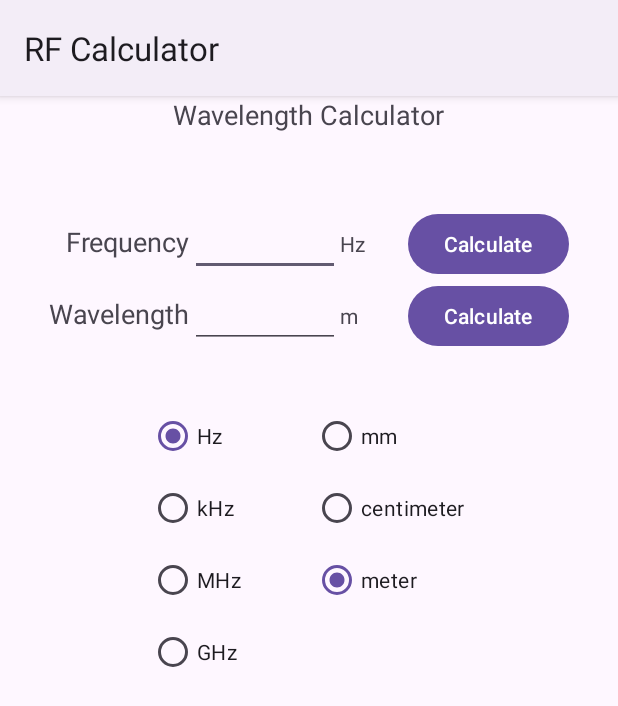
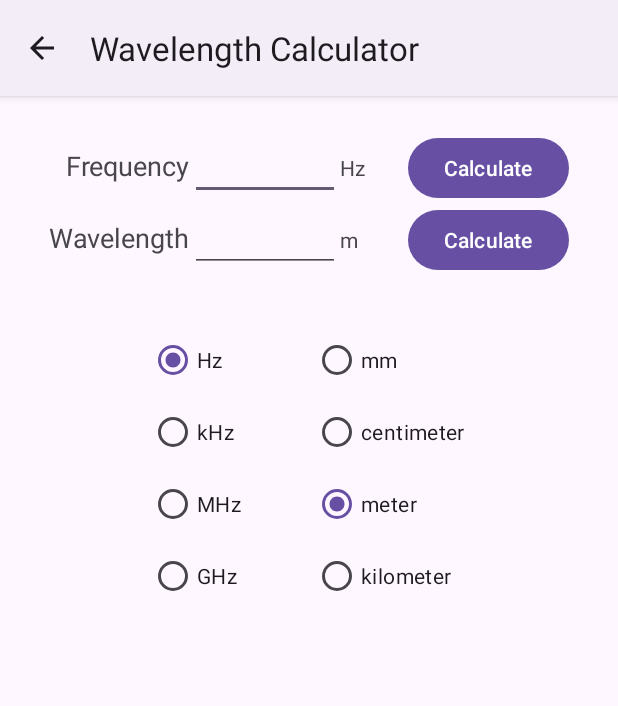
Before and after one commit to wholybee/RFCalculator, an Android app: the WavelengthActivity screen opened directly, with no data from a screen before it, on a phone screen of 412 x 824 dp. Shown: the top 706 px of the screen. Run offline under Robolectric (Android 15) with nearby library versions, the phone set to English and light mode, and no system bars.

Commit message:
finished wavelength calculator

```diff
--- a/app/src/main/java/net/holybee/rfcalculator/WavelengthActivity.java
+++ b/app/src/main/java/net/holybee/rfcalculator/WavelengthActivity.java
@@ -4,7 +4,6 @@ import androidx.appcompat.app.AppCompatActivity;
 import androidx.lifecycle.ViewModelProvider;
 
 import android.os.Bundle;
-import android.provider.MediaStore;
 import android.util.Log;
 import android.view.Menu;
 import android.view.MenuItem;
@@ -12,21 +11,16 @@ import android.view.View;
 import android.widget.EditText;
 import android.widget.RadioButton;
 import android.widget.TextView;
+import android.widget.Toast;
 
 import java.math.BigDecimal;
 
 public class WavelengthActivity extends AppCompatActivity {
     private final String TAG = "Wavelength";
     private WaveLengthViewModel mViewModel;
-    private RadioButton rbHZ;
-    private RadioButton rbMHZ;
-    private RadioButton rbKHZ;
-    private RadioButton rbGHZ;
-    private RadioButton rbMM;
-    private RadioButton rbCM;
-    private RadioButton rbM;
-    private TextView freqUnitText;
-    private TextView wavelengthUnitText;
+    private RadioButton rbHZ, rbMHZ, rbKHZ, rbGHZ, rbMM, rbCM, rbM, rbKM;
+
+    private TextView freqUnitText, wavelengthUnitText;
 
     @Override
     protected void onCreate(Bundle savedInstanceState) {
@@ -42,6 +36,7 @@ public class WavelengthActivity extends AppCompatActivity {
         rbMM = findViewById(R.id.mm_radioButton);
         rbCM = findViewById(R.id.cm_radioButton);
         rbM = findViewById(R.id.meter_radioButton);
+        rbKM = findViewById(R.id.kilometer_radioButton);
         freqUnitText = findViewById(R.id.freq_unit_textView);
         wavelengthUnitText = findViewById(R.id.wave_unit_textView);
 
@@ -85,6 +80,11 @@ public class WavelengthActivity extends AppCompatActivity {
             mViewModel.frequencyUnit = WaveLengthViewModel.GIGAHERTZ;
             freqUnitText.setText("GHz");
         }
+        EditText waveEditText = findViewById(R.id.wave_EditText);
+
+        if (waveEditText.getText().toString().length() > 0) {
+            clickWaveCalc(view);
+        }
         Log.i(TAG, String.valueOf(mViewModel.frequencyUnit));
     }
 
@@ -102,20 +102,38 @@ public class WavelengthActivity extends AppCompatActivity {
             mViewModel.wavelengthUnit = WaveLengthViewModel.METER;
             wavelengthUnitText.setText("m");
         }
+        if (id == R.id.kilometer_radioButton) {
+            mViewModel.wavelengthUnit = WaveLengthViewModel.KILOMETER;
+            wavelengthUnitText.setText("km");
+        }
+        EditText freqEditText = findViewById(R.id.freq_EditText);
+        if (freqEditText.getText().toString().length() > 0 ) {
+            clickFreqCalc(view);
+        }
     }
 
     public void clickFreqCalc (View v) {
+        try {
             EditText freqEditText = findViewById(R.id.freq_EditText);
             EditText waveEditText = findViewById(R.id.wave_EditText);
-        BigDecimal wavelength = mViewModel.calculateWavelength(new BigDecimal(freqEditText.getText().toString()));
+            BigDecimal frequency = new BigDecimal(freqEditText.getText().toString());
+            BigDecimal wavelength = mViewModel.calculateWavelength(frequency);
             waveEditText.setText(String.valueOf(wavelength));
+        } catch (Exception e) {
+            showToast("Invalid Number Entered.\n(Division by zero?)");
+        }
     }
 
     public void clickWaveCalc (View v) {
+        try {
             EditText freqEditText = findViewById(R.id.freq_EditText);
             EditText waveEditText = findViewById(R.id.wave_EditText);
-        BigDecimal frequency = mViewModel.calculateFrequency(new BigDecimal(waveEditText.getText().toString()));
+            BigDecimal wavelength = new BigDecimal(waveEditText.getText().toString());
+            BigDecimal frequency = mViewModel.calculateFrequency(wavelength);
             freqEditText.setText(String.valueOf(frequency));
+        } catch (Exception e) {
+            showToast("Invalid Number Entered.\n(Division by zero?)");
+        }
     }
 
     private void setRadioButtons () {
@@ -162,6 +180,13 @@ public class WavelengthActivity extends AppCompatActivity {
                 wavelengthUnitText.setText("m");
                 break;
             }
+            case WaveLengthViewModel.KILOMETER: {
+                rbKM.setChecked(true);
+                wavelengthUnitText.setText("km");
             }
         }
     }
+    private void showToast (String s) {
+        Toast.makeText(this,s, Toast.LENGTH_LONG).show();
+    }
+}
--- a/app/src/main/res/layout-land/activity_rfcalc.xml
+++ b/app/src/main/res/layout-land/activity_rfcalc.xml
@@ -24,7 +24,8 @@
                 android:id="@+id/scrollView"
                 android:layout_width="match_parent"
                 android:layout_height="wrap_content"
-                android:layout_marginEnd="10dp">
+                android:layout_marginEnd="10dp"
+                android:background="?attr/colorPrimaryContainer">
 
                 <TextView
                     android:id="@+id/input"
--- /dev/null
+++ b/app/src/main/res/layout-land/activity_wavelength.xml
@@ -0,0 +1,191 @@
+<?xml version="1.0" encoding="utf-8"?>
+<LinearLayout
+    xmlns:android="http://schemas.android.com/apk/res/android"
+    xmlns:tools="http://schemas.android.com/tools"
+    android:layout_width="match_parent"
+    android:layout_height="match_parent"
+    android:gravity = "top|center"
+    android:orientation="vertical"
+    tools:context=".WavelengthActivity">
+
+    <LinearLayout
+        android:layout_width="match_parent"
+        android:layout_height="wrap_content"
+        android:orientation="horizontal">
+
+        <LinearLayout
+            android:layout_width="wrap_content"
+            android:layout_height="wrap_content"
+            android:gravity="center|right"
+            android:orientation="vertical"
+            android:paddingTop="32dp">
+
+            <LinearLayout
+                android:layout_width="wrap_content"
+                android:layout_height="wrap_content"
+                android:orientation="horizontal">
+
+                <TextView
+                    android:id="@+id/freq_textView"
+                    android:layout_width="wrap_content"
+                    android:layout_height="wrap_content"
+                    android:text="@string/frequency"
+                    android:textAppearance="?android:attr/textAppearanceMedium" />
+
+                <EditText
+                    android:id="@+id/freq_EditText"
+                    android:layout_width="150dp"
+                    android:layout_height="wrap_content"
+                    android:layout_weight="1"
+                    android:ems="10"
+                    android:imeOptions="actionDone"
+                    android:inputType="numberDecimal"
+                    android:selectAllOnFocus="true" />
+
+                <TextView
+                    android:id="@+id/freq_unit_textView"
+                    android:layout_width="45dp"
+                    android:layout_height="wrap_content"
+                    android:layout_weight="1"
+                    android:paddingEnd="5dp"
+                    android:text="GHz" />
+
+                <Button
+                    android:id="@+id/freq_button"
+                    android:layout_width="wrap_content"
+                    android:layout_height="wrap_content"
+                    android:layout_weight="1"
+                    android:onClick="clickFreqCalc"
+                    android:text="@string/calculate" />
+            </LinearLayout>
+
+            <LinearLayout
+                android:layout_width="wrap_content"
+                android:layout_height="wrap_content"
+                android:orientation="horizontal">
+
+                <TextView
+                    android:id="@+id/wave_textView"
+                    android:layout_width="wrap_content"
+                    android:layout_height="wrap_content"
+                    android:text="@string/wavelength"
+                    android:textAppearance="?android:attr/textAppearanceMedium" />
+
+                <EditText
+                    android:id="@+id/wave_EditText"
+                    android:layout_width="150dp"
+                    android:layout_height="wrap_content"
+                    android:layout_weight="1"
+                    android:ems="10"
+                    android:imeOptions="actionDone"
+                    android:inputType="numberDecimal"
+                    android:selectAllOnFocus="true" />
+
+                <TextView
+                    android:id="@+id/wave_unit_textView"
+                    android:layout_width="45dp"
+                    android:layout_height="wrap_content"
+                    android:layout_weight="1"
+                    android:paddingEnd="5dp"
+                    android:text="CM" />
+
+                <Button
+                    android:id="@+id/button2"
+                    android:layout_width="wrap_content"
+                    android:layout_height="wrap_content"
+                    android:layout_weight="1"
+                    android:onClick="clickWaveCalc"
+                    android:text="@string/calculate" />
+            </LinearLayout>
+
+        </LinearLayout>
+
+        <LinearLayout
+            android:layout_width="match_parent"
+            android:layout_height="wrap_content"
+            android:orientation="vertical">
+
+            <LinearLayout
+                android:layout_width="match_parent"
+                android:layout_height="wrap_content"
+                android:gravity="center"
+                android:orientation="horizontal">
+
+                <RadioGroup
+                    android:layout_width="wrap_content"
+                    android:layout_height="wrap_content"
+                    android:paddingTop="32dp"
+                    android:paddingEnd="48dp">
+
+                    <RadioButton
+                        android:id="@+id/hz_radioButton"
+                        android:layout_width="match_parent"
+                        android:layout_height="wrap_content"
+                        android:checked="false"
+                        android:onClick="freqUnitChanged"
+                        android:text="Hz" />
+
+                    <RadioButton
+                        android:id="@+id/kHz_radioButton"
+                        android:layout_width="match_parent"
+                        android:layout_height="wrap_content"
+                        android:onClick="freqUnitChanged"
+                        android:text="kHz" />
+
+                    <RadioButton
+                        android:id="@+id/MHz_radioButton"
+                        android:layout_width="match_parent"
+                        android:layout_height="wrap_content"
+                        android:onClick="freqUnitChanged"
+                        android:text="MHz" />
+
+                    <RadioButton
+                        android:id="@+id/GHz_radioButton"
+                        android:layout_width="match_parent"
+                        android:layout_height="wrap_content"
+                        android:onClick="freqUnitChanged"
+                        android:text="GHz" />
+
+                </RadioGroup>
+
+                <RadioGroup
+                    android:layout_width="wrap_content"
+                    android:layout_height="wrap_content"
+                    android:paddingTop="32dp"
+                    android:paddingEnd="2dp">
+
+                    <RadioButton
+                        android:id="@+id/mm_radioButton"
+                        android:layout_width="match_parent"
+                        android:layout_height="wrap_content"
+                        android:onClick="wavelengthUnitChanged"
+                        android:text="mm" />
+
+                    <RadioButton
+                        android:id="@+id/cm_radioButton"
+                        android:layout_width="match_parent"
+                        android:layout_height="wrap_content"
+                        android:onClick="wavelengthUnitChanged"
+                        android:text="centimeter" />
+
+                    <RadioButton
+                        android:id="@+id/meter_radioButton"
+                        android:layout_width="match_parent"
+                        android:layout_height="wrap_content"
+                        android:onClick="wavelengthUnitChanged"
+                        android:text="meter" />
+
+                    <RadioButton
+                        android:id="@+id/kilometer_radioButton"
+                        android:layout_width="match_parent"
+                        android:layout_height="wrap_content"
+                        android:onClick="wavelengthUnitChanged"
+                        android:text="kilometer" />
+                </RadioGroup>
+
+            </LinearLayout>
+        </LinearLayout>
+
+    </LinearLayout>
+
+</LinearLayout>
--- a/app/src/main/res/layout/activity_rfcalc.xml
+++ b/app/src/main/res/layout/activity_rfcalc.xml
@@ -18,7 +18,8 @@
         <HorizontalScrollView
             android:id="@+id/scrollView"
             android:layout_width="match_parent"
-            android:layout_height="wrap_content">
+            android:layout_height="wrap_content"
+            android:background="?attr/colorPrimaryContainer">
 
             <TextView
                 android:id="@+id/input"
--- a/app/src/main/res/layout/activity_wavelength.xml
+++ b/app/src/main/res/layout/activity_wavelength.xml
@@ -8,19 +8,12 @@
     android:orientation="vertical"
     tools:context=".WavelengthActivity">
 
-    <TextView
-        android:id="@+id/freq_titleText"
-        android:layout_width="wrap_content"
-        android:layout_height="wrap_content"
-        android:layout_marginBottom="50dp"
-        android:textAppearance="?android:attr/textAppearanceMedium"
-        android:text="@string/wavelength_calculator" />
-
     <LinearLayout
         android:layout_width="wrap_content"
         android:layout_height="wrap_content"
+        android:gravity="center|right"
         android:orientation="vertical"
-        android:gravity="center|right">
+        android:paddingTop="24dp">
 
         <LinearLayout
             android:layout_width="wrap_content"
@@ -40,8 +33,8 @@
                 android:layout_height="wrap_content"
                 android:layout_weight="1"
                 android:ems="10"
+                android:imeOptions="actionDone"
                 android:inputType="numberDecimal"
-                android:imeOptions="actionDone"
                 android:selectAllOnFocus="true" />
 
             <TextView
@@ -79,8 +72,8 @@
                 android:layout_height="wrap_content"
                 android:layout_weight="1"
                 android:ems="10"
+                android:imeOptions="actionDone"
                 android:inputType="numberDecimal"
-                android:imeOptions="actionDone"
                 android:selectAllOnFocus="true" />
 
             <TextView
@@ -103,8 +96,8 @@
         <LinearLayout
             android:layout_width="match_parent"
             android:layout_height="match_parent"
-            android:orientation="horizontal"
-            android:gravity="center">
+            android:gravity="center"
+            android:orientation="horizontal">
 
             <RadioGroup
                 android:layout_width="wrap_content"
@@ -125,8 +118,7 @@
                     android:layout_width="match_parent"
                     android:layout_height="wrap_content"
                     android:onClick="freqUnitChanged"
-                    android:text="kHz"
-                     />
+                    android:text="kHz" />
 
                 <RadioButton
                     android:id="@+id/MHz_radioButton"
@@ -170,6 +162,13 @@
                     android:layout_height="wrap_content"
                     android:onClick="wavelengthUnitChanged"
                     android:text="meter" />
+
+                <RadioButton
+                    android:id="@+id/kilometer_radioButton"
+                    android:layout_width="match_parent"
+                    android:layout_height="wrap_content"
+                    android:onClick="wavelengthUnitChanged"
+                    android:text="kilometer" />
             </RadioGroup>
 
         </LinearLayout>
```
Also changed, not shown: app/src/main/AndroidManifest.xml (+7 -1 lines), app/src/main/java/net/holybee/rfcalculator/WaveLengthViewModel.java (+22 -10 lines), app/src/main/res/layout-land/activity_dipole.xml (+0 -8 lines), app/src/main/res/layout-land/activity_vswr.xml (+8 -16 lines), app/src/main/res/layout/activity_atsc.xml (+0 -9 lines), app/src/main/res/layout/activity_dipole.xml (+0 -8 lines), app/src/main/res/layout/activity_vswr.xml (+2 -10 lines), app/src/main/res/menu/wavelength.xml (added, +9 -0 lines). Lines whose indentation alone changed are shown as unchanged.
